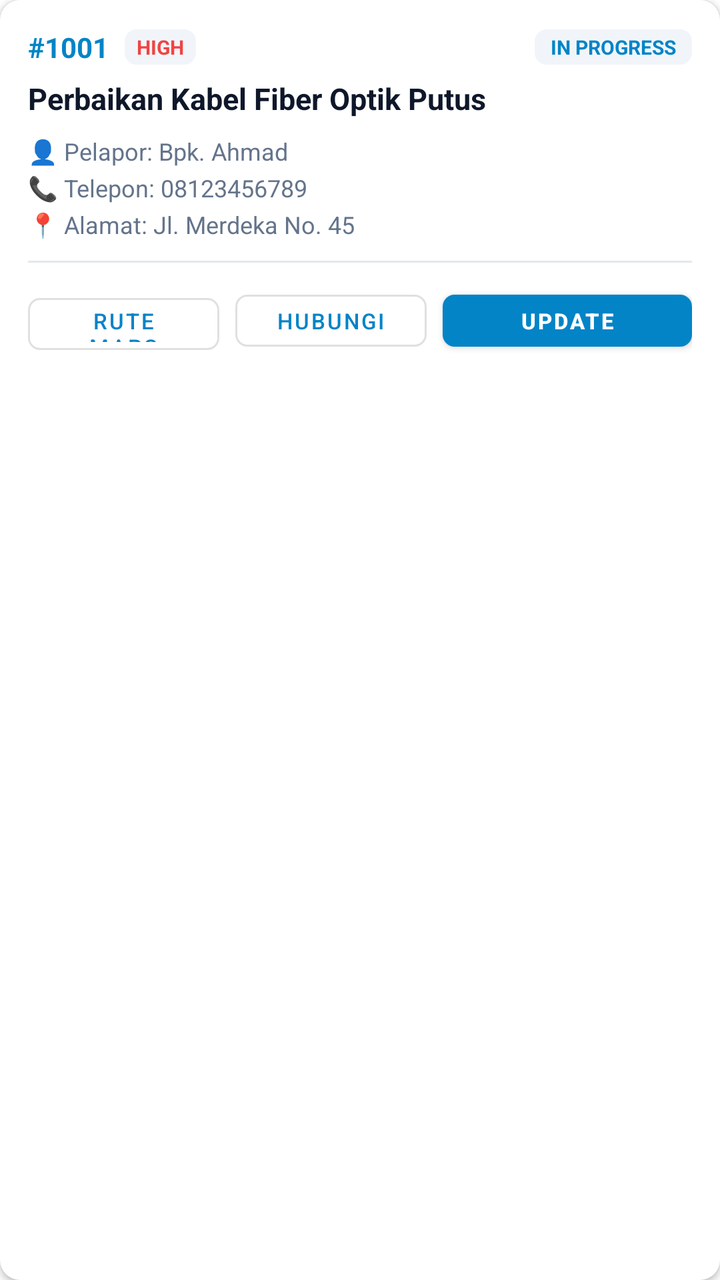
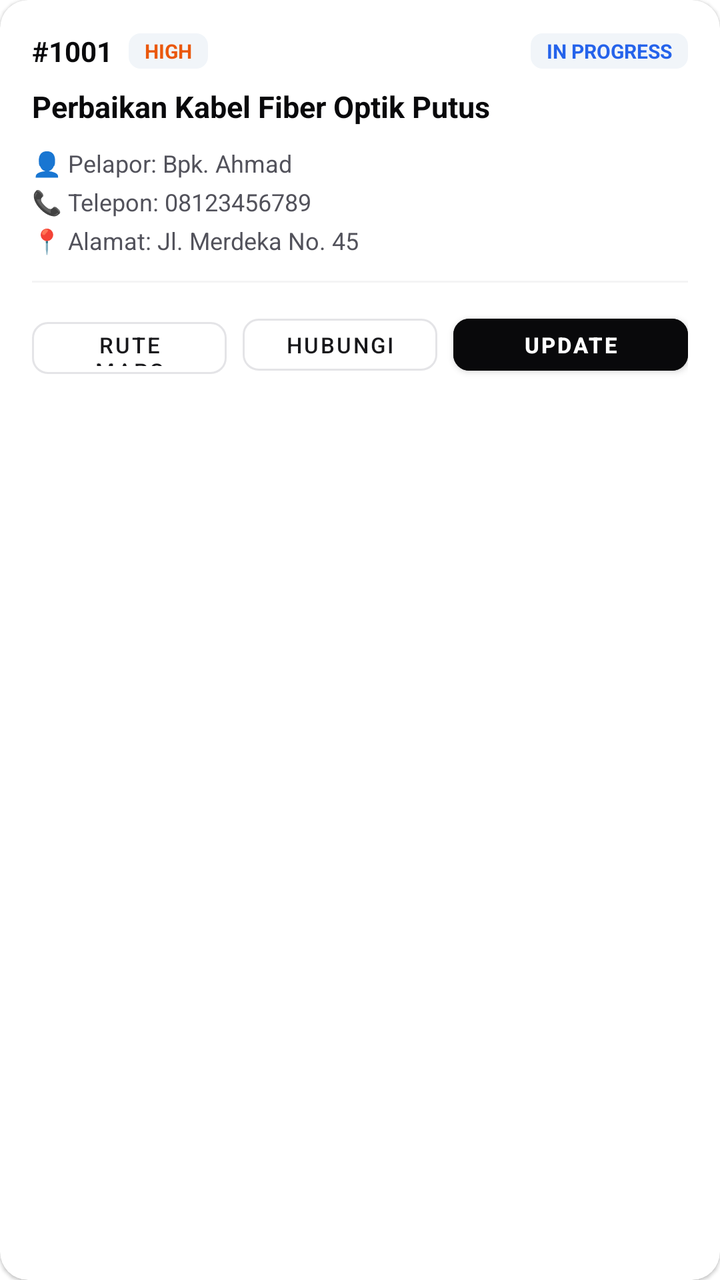

Compare the two renders of this Android layout. The source of the first and the diff that turns it into the second are given below.
<!-- AndroidManifest.xml: application theme Theme.HelpDesk -->
<!-- res/layout/item_ticket.xml -->
<?xml version="1.0" encoding="utf-8"?>
<androidx.cardview.widget.CardView xmlns:android="http://schemas.android.com/apk/res/android"
    xmlns:app="http://schemas.android.com/apk/res-auto"
    android:layout_width="match_parent"
    android:layout_height="wrap_content"
    android:layout_marginBottom="10dp"
    app:cardCornerRadius="10dp"
    app:cardElevation="2dp"
    app:cardBackgroundColor="@color/surface">

    <LinearLayout
        android:layout_width="match_parent"
        android:layout_height="wrap_content"
        android:orientation="vertical"
        android:padding="14dp">

        
        <LinearLayout
            android:layout_width="match_parent"
            android:layout_height="wrap_content"
            android:gravity="center_vertical"
            android:orientation="horizontal">

            <TextView
                android:id="@+id/tvTicketNumber"
                android:layout_width="wrap_content"
                android:layout_height="wrap_content"
                android:text="#1001"
                android:textColor="@color/primary"
                android:textSize="14sp"
                android:textStyle="bold" />

            <TextView
                android:id="@+id/tvPriorityBadge"
                android:layout_width="wrap_content"
                android:layout_height="wrap_content"
                android:layout_marginStart="8dp"
                android:background="@drawable/badge_bg"
                android:paddingStart="6dp"
                android:paddingEnd="6dp"
                android:paddingTop="2dp"
                android:paddingBottom="2dp"
                android:text="HIGH"
                android:textColor="@color/status_red"
                android:textSize="10sp"
                android:textStyle="bold" />

            <View
                android:layout_width="0dp"
                android:layout_height="1dp"
                android:layout_weight="1" />

            <TextView
                android:id="@+id/tvStatusBadge"
                android:layout_width="wrap_content"
                android:layout_height="wrap_content"
                android:background="@drawable/badge_bg"
                android:paddingStart="8dp"
                android:paddingEnd="8dp"
                android:paddingTop="2dp"
                android:paddingBottom="2dp"
                android:text="IN PROGRESS"
                android:textColor="@color/primary"
                android:textSize="10sp"
                android:textStyle="bold" />
        </LinearLayout>

        
        <TextView
            android:id="@+id/tvTicketTitle"
            android:layout_width="match_parent"
            android:layout_height="wrap_content"
            android:layout_marginTop="6dp"
            android:text="Perbaikan Kabel Fiber Optik Putus"
            android:textColor="@color/text_primary"
            android:textSize="15sp"
            android:textStyle="bold" />

        
        <LinearLayout
            android:layout_width="match_parent"
            android:layout_height="wrap_content"
            android:layout_marginTop="8dp"
            android:orientation="vertical">

            <TextView
                android:id="@+id/tvCustomerName"
                android:layout_width="wrap_content"
                android:layout_height="wrap_content"
                android:text="👤 Pelapor: Bpk. Ahmad"
                android:textColor="@color/text_secondary"
                android:textSize="12sp" />

            <TextView
                android:id="@+id/tvCustomerPhone"
                android:layout_width="wrap_content"
                android:layout_height="wrap_content"
                android:layout_marginTop="2dp"
                android:text="📞 Telepon: 08123456789"
                android:textColor="@color/text_secondary"
                android:textSize="12sp" />

            <TextView
                android:id="@+id/tvCustomerAddress"
                android:layout_width="wrap_content"
                android:layout_height="wrap_content"
                android:layout_marginTop="2dp"
                android:text="📍 Alamat: Jl. Merdeka No. 45"
                android:textColor="@color/text_secondary"
                android:textSize="12sp"
                android:maxLines="2"
                android:ellipsize="end" />
        </LinearLayout>

        <View
            android:layout_width="match_parent"
            android:layout_height="1dp"
            android:layout_marginTop="10dp"
            android:layout_marginBottom="10dp"
            android:background="@color/card_border" />

        
        <LinearLayout
            android:layout_width="match_parent"
            android:layout_height="wrap_content"
            android:orientation="horizontal">

            <com.google.android.material.button.MaterialButton
                android:id="@+id/btnNavigateMap"
                style="@style/Widget.MaterialComponents.Button.OutlinedButton"
                android:layout_width="0dp"
                android:layout_height="38dp"
                android:layout_weight="1"
                android:layout_marginEnd="4dp"
                android:text="Rute Maps"
                android:textSize="11sp"
                app:cornerRadius="6dp" />

            <com.google.android.material.button.MaterialButton
                android:id="@+id/btnCallCustomer"
                style="@style/Widget.MaterialComponents.Button.OutlinedButton"
                android:layout_width="0dp"
                android:layout_height="38dp"
                android:layout_weight="1"
                android:layout_marginStart="4dp"
                android:layout_marginEnd="4dp"
                android:text="Hubungi"
                android:textSize="11sp"
                app:cornerRadius="6dp" />

            <com.google.android.material.button.MaterialButton
                android:id="@+id/btnUpdateStatus"
                android:layout_width="0dp"
                android:layout_height="38dp"
                android:layout_weight="1.3"
                android:layout_marginStart="4dp"
                android:text="Update"
                android:textSize="11sp"
                android:textStyle="bold"
                app:cornerRadius="6dp" />
        </LinearLayout>

    </LinearLayout>
</androidx.cardview.widget.CardView>
<!-- resources referenced by this layout -->
<resources>
  <color name="card_border">#E2E8F0</color>
  <color name="primary">#0284C7</color>
  <color name="status_red">#EF4444</color>
  <color name="surface">#FFFFFF</color>
  <color name="text_primary">#0F172A</color>
  <color name="text_secondary">#64748B</color>
  <!-- drawable badge_bg (drawable) -->
  <?xml version="1.0" encoding="utf-8"?>
  <shape xmlns:android="http://schemas.android.com/apk/res/android"
      android:shape="rectangle">
      <solid android:color="#F1F5F9" />
      <corners android:radius="6dp" />
  </shape>
  <style name="Theme.HelpDesk" parent="Theme.MaterialComponents.DayNight.DarkActionBar">
          <item name="colorPrimary">@color/primary</item>
          <item name="colorPrimaryVariant">@color/primary_dark</item>
          <item name="colorOnPrimary">@color/white</item>
          <item name="colorSecondary">@color/accent</item>
          <item name="colorSecondaryVariant">@color/accent</item>
          <item name="colorOnSecondary">@color/white</item>
          <item name="android:statusBarColor">@color/primary_dark</item>
      </style>
  <color name="primary_dark">#0369A1</color>
  <color name="white">#FFFFFF</color>
  <color name="accent">#10B981</color>
</resources>

<!-- the commit's change to res/layout/item_ticket.xml (unified diff, before → after) -->
@@ -3,16 +3,16 @@
     xmlns:app="http://schemas.android.com/apk/res-auto"
     android:layout_width="match_parent"
     android:layout_height="wrap_content"
-    android:layout_marginBottom="10dp"
-    app:cardCornerRadius="10dp"
-    app:cardElevation="2dp"
-    app:cardBackgroundColor="@color/surface">
+    android:layout_marginBottom="12dp"
+    app:cardCornerRadius="14dp"
+    app:cardElevation="1dp"
+    app:cardBackgroundColor="#FFFFFF">
 
     <LinearLayout
         android:layout_width="match_parent"
         android:layout_height="wrap_content"
         android:orientation="vertical"
-        android:padding="14dp">
+        android:padding="16dp">
 
         
         <LinearLayout
@@ -26,7 +26,7 @@
                 android:layout_width="wrap_content"
                 android:layout_height="wrap_content"
                 android:text="#1001"
-                android:textColor="@color/primary"
+                android:textColor="#09090B"
                 android:textSize="14sp"
                 android:textStyle="bold" />
 
@@ -36,12 +36,12 @@
                 android:layout_height="wrap_content"
                 android:layout_marginStart="8dp"
                 android:background="@drawable/badge_bg"
-                android:paddingStart="6dp"
-                android:paddingEnd="6dp"
+                android:paddingStart="8dp"
+                android:paddingEnd="8dp"
                 android:paddingTop="2dp"
                 android:paddingBottom="2dp"
                 android:text="HIGH"
-                android:textColor="@color/status_red"
+                android:textColor="#EA580C"
                 android:textSize="10sp"
                 android:textStyle="bold" />
 
@@ -60,7 +60,7 @@
                 android:paddingTop="2dp"
                 android:paddingBottom="2dp"
                 android:text="IN PROGRESS"
-                android:textColor="@color/primary"
+                android:textColor="#2563EB"
                 android:textSize="10sp"
                 android:textStyle="bold" />
         </LinearLayout>
@@ -70,9 +70,9 @@
             android:id="@+id/tvTicketTitle"
             android:layout_width="match_parent"
             android:layout_height="wrap_content"
-            android:layout_marginTop="6dp"
+            android:layout_marginTop="8dp"
             android:text="Perbaikan Kabel Fiber Optik Putus"
-            android:textColor="@color/text_primary"
+            android:textColor="#09090B"
             android:textSize="15sp"
             android:textStyle="bold" />
 
@@ -80,7 +80,7 @@
         <LinearLayout
             android:layout_width="match_parent"
             android:layout_height="wrap_content"
-            android:layout_marginTop="8dp"
+            android:layout_marginTop="10dp"
             android:orientation="vertical">
 
             <TextView
@@ -88,25 +88,25 @@
                 android:layout_width="wrap_content"
                 android:layout_height="wrap_content"
                 android:text="👤 Pelapor: Bpk. Ahmad"
-                android:textColor="@color/text_secondary"
+                android:textColor="#52525B"
                 android:textSize="12sp" />
 
             <TextView
                 android:id="@+id/tvCustomerPhone"
                 android:layout_width="wrap_content"
                 android:layout_height="wrap_content"
-                android:layout_marginTop="2dp"
+                android:layout_marginTop="3dp"
                 android:text="📞 Telepon: 08123456789"
-                android:textColor="@color/text_secondary"
+                android:textColor="#52525B"
                 android:textSize="12sp" />
 
             <TextView
                 android:id="@+id/tvCustomerAddress"
                 android:layout_width="wrap_content"
                 android:layout_height="wrap_content"
-                android:layout_marginTop="2dp"
+                android:layout_marginTop="3dp"
                 android:text="📍 Alamat: Jl. Merdeka No. 45"
-                android:textColor="@color/text_secondary"
+                android:textColor="#52525B"
                 android:textSize="12sp"
                 android:maxLines="2"
                 android:ellipsize="end" />
@@ -115,9 +115,9 @@
         <View
             android:layout_width="match_parent"
             android:layout_height="1dp"
-            android:layout_marginTop="10dp"
-            android:layout_marginBottom="10dp"
-            android:background="@color/card_border" />
+            android:layout_marginTop="12dp"
+            android:layout_marginBottom="12dp"
+            android:background="#F4F4F5" />
 
         
         <LinearLayout
@@ -133,8 +133,10 @@
                 android:layout_weight="1"
                 android:layout_marginEnd="4dp"
                 android:text="Rute Maps"
+                android:textColor="#18181B"
                 android:textSize="11sp"
-                app:cornerRadius="6dp" />
+                app:strokeColor="#E4E4E7"
+                app:cornerRadius="8dp" />
 
             <com.google.android.material.button.MaterialButton
                 android:id="@+id/btnCallCustomer"
@@ -145,19 +147,23 @@
                 android:layout_marginStart="4dp"
                 android:layout_marginEnd="4dp"
                 android:text="Hubungi"
+                android:textColor="#18181B"
                 android:textSize="11sp"
-                app:cornerRadius="6dp" />
+                app:strokeColor="#E4E4E7"
+                app:cornerRadius="8dp" />
 
             <com.google.android.material.button.MaterialButton
                 android:id="@+id/btnUpdateStatus"
                 android:layout_width="0dp"
                 android:layout_height="38dp"
-                android:layout_weight="1.3"
+                android:layout_weight="1.2"
                 android:layout_marginStart="4dp"
+                android:backgroundTint="#09090B"
                 android:text="Update"
+                android:textColor="#FFFFFF"
                 android:textSize="11sp"
                 android:textStyle="bold"
-                app:cornerRadius="6dp" />
+                app:cornerRadius="8dp" />
         </LinearLayout>
 
     </LinearLayout>
<!-- resource entries referenced after the edit -->
@@ -1,11 +1,6 @@
 <!-- resources referenced by this layout -->
 <resources>
-  <color name="card_border">#E2E8F0</color>
   <color name="primary">#0284C7</color>
-  <color name="status_red">#EF4444</color>
-  <color name="surface">#FFFFFF</color>
-  <color name="text_primary">#0F172A</color>
-  <color name="text_secondary">#64748B</color>
   <!-- drawable badge_bg (drawable) -->
   <?xml version="1.0" encoding="utf-8"?>
   <shape xmlns:android="http://schemas.android.com/apk/res/android"
